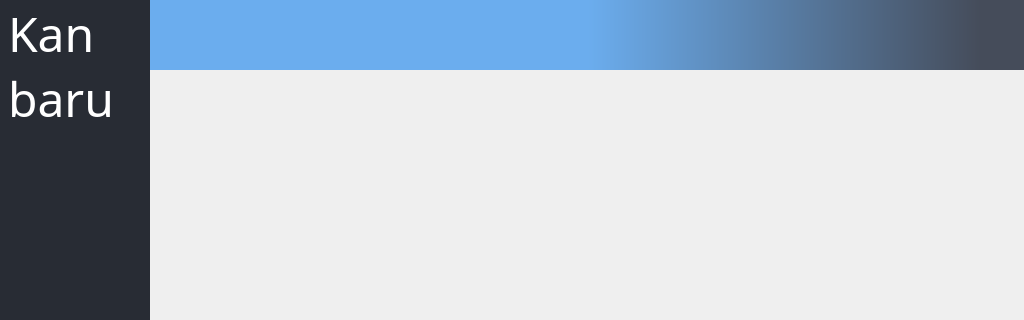
First picture: the form in src/ui/main.ui, repository dulapahv/Kanbaru, before the edit; both pictures show x 0 to 1024 and y 0 to 320 of the 1024 by 678 pixel window.
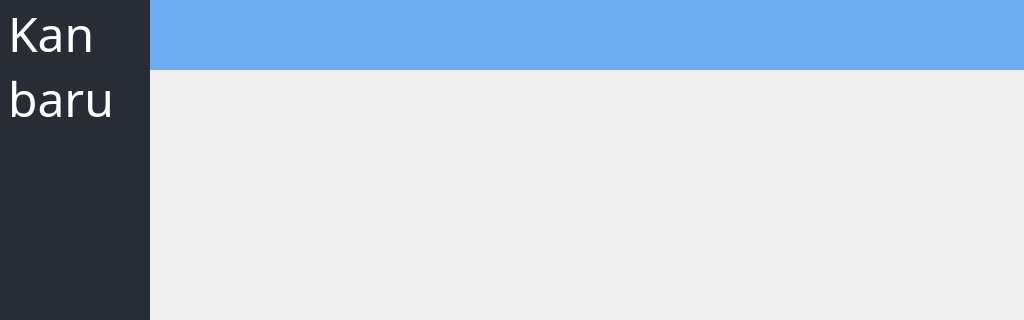
Second picture: the form after the edit. Icons and pictures are not drawn.

Commit message: Re-implement Color enum initial implementation by @SpiralNuggets, integrate color with some UI, remove main screen gradient on label title

What changed in the file:
```diff
--- a/src/ui/main.ui
+++ b/src/ui/main.ui
@@ -304,7 +304,7 @@
               </font>
              </property>
              <property name="styleSheet">
-              <string notr="true">background-color: qlineargradient(spread:pad, x1:0.5, y1:0.5, x2:0.95, y2:0.5, stop:0 rgba(107, 173, 238, 255), stop:1 rgba(69, 76, 90, 255));
+              <string notr="true">background-color: #6badee;
 color: #FFFFFF;</string>
              </property>
              <property name="text">
```
The commit also changes 4 other files.
